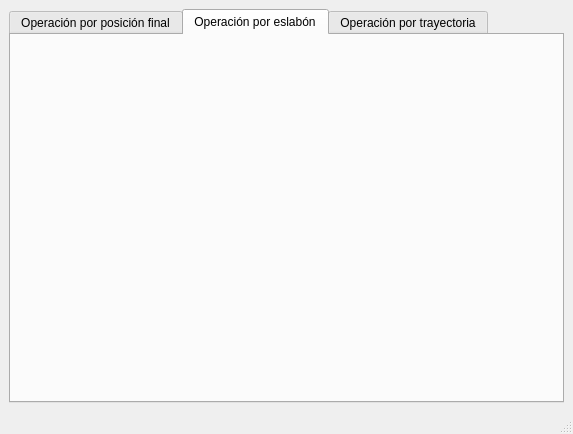
First picture: the form in TT_RAA/mainwindow.ui, repository SrgtPepper/TT_RAA, before the edit.
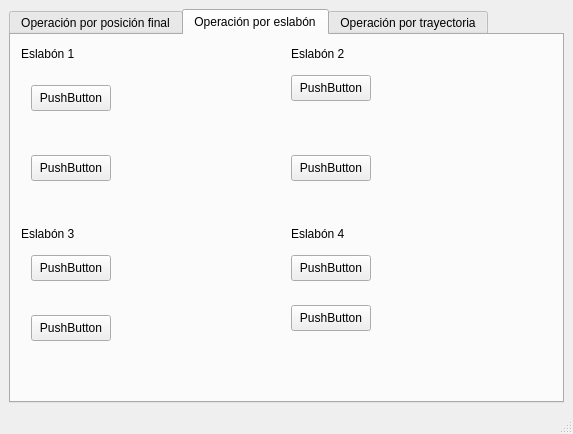
Second picture: the form after the edit. The open tabs and pages were chosen to show the change.

Commit message: Agregado de botones en la segunda pestaña

What changed in the file:
```diff
--- a/TT_RAA/mainwindow.ui
+++ b/TT_RAA/mainwindow.ui
@@ -133,6 +133,162 @@
        <attribute name="title">
         <string>Operación por eslabón</string>
        </attribute>
+       <widget class="QLabel" name="label">
+        <property name="geometry">
+         <rect>
+          <x>10</x>
+          <y>10</y>
+          <width>58</width>
+          <height>18</height>
+         </rect>
+        </property>
+        <property name="text">
+         <string>Eslabón 1</string>
+        </property>
+       </widget>
+       <widget class="QLabel" name="label_2">
+        <property name="geometry">
+         <rect>
+          <x>10</x>
+          <y>190</y>
+          <width>58</width>
+          <height>18</height>
+         </rect>
+        </property>
+        <property name="text">
+         <string>Eslabón 3</string>
+        </property>
+       </widget>
+       <widget class="QLabel" name="label_3">
+        <property name="geometry">
+         <rect>
+          <x>280</x>
+          <y>10</y>
+          <width>58</width>
+          <height>18</height>
+         </rect>
+        </property>
+        <property name="text">
+         <string>Eslabón 2</string>
+        </property>
+       </widget>
+       <widget class="QLabel" name="label_4">
+        <property name="geometry">
+         <rect>
+          <x>280</x>
+          <y>190</y>
+          <width>58</width>
+          <height>18</height>
+         </rect>
+        </property>
+        <property name="text">
+         <string>Eslabón 4</string>
+        </property>
+       </widget>
+       <widget class="QPushButton" name="pushButton_9">
+        <property name="geometry">
+         <rect>
+          <x>20</x>
+          <y>50</y>
+          <width>80</width>
+          <height>26</height>
+         </rect>
+        </property>
+        <property name="text">
+         <string>PushButton</string>
+        </property>
+       </widget>
+       <widget class="QPushButton" name="pushButton_10">
+        <property name="geometry">
+         <rect>
+          <x>20</x>
+          <y>120</y>
+          <width>80</width>
+          <height>26</height>
+         </rect>
+        </property>
+        <property name="text">
+         <string>PushButton</string>
+        </property>
+       </widget>
+       <widget class="QPushButton" name="pushButton_11">
+        <property name="geometry">
+         <rect>
+          <x>20</x>
+          <y>220</y>
+          <width>80</width>
+          <height>26</height>
+         </rect>
+        </property>
+        <property name="text">
+         <string>PushButton</string>
+        </property>
+       </widget>
+       <widget class="QPushButton" name="pushButton_12">
+        <property name="geometry">
+         <rect>
+          <x>20</x>
+          <y>280</y>
+          <width>80</width>
+          <height>26</height>
+         </rect>
+        </property>
+        <property name="text">
+         <string>PushButton</string>
+        </property>
+       </widget>
+       <widget class="QPushButton" name="pushButton_13">
+        <property name="geometry">
+         <rect>
+          <x>280</x>
+          <y>40</y>
+          <width>80</width>
+          <height>26</height>
+         </rect>
+        </property>
+        <property name="text">
+         <string>PushButton</string>
+        </property>
+       </widget>
+       <widget class="QPushButton" name="pushButton_14">
+        <property name="geometry">
+         <rect>
+          <x>280</x>
+          <y>120</y>
+          <width>80</width>
+          <height>26</height>
+         </rect>
+        </property>
+        <property name="text">
+         <string>PushButton</string>
+        </property>
+       </widget>
+       <widget class="QPushButton" name="pushButton_15">
+        <property name="geometry">
+         <rect>
+          <x>280</x>
+          <y>220</y>
+          <width>80</width>
+          <height>26</height>
+         </rect>
+        </property>
+        <property name="text">
+         <string>PushButton</string>
+        </property>
+       </widget>
+       <widget class="QPushButton" name="pushButton_16">
+        <property name="geometry">
+         <rect>
+          <x>280</x>
+          <y>270</y>
+          <width>80</width>
+          <height>26</height>
+         </rect>
+        </property>
+        <property name="text">
+         <string>PushButton</string>
+        </property>
+       </widget>
       </widget>
       <widget class="QWidget" name="tab_2">
        <attribute name="title">
```
Left out of the diff: 2 changed lines with no effect on the pictures.
